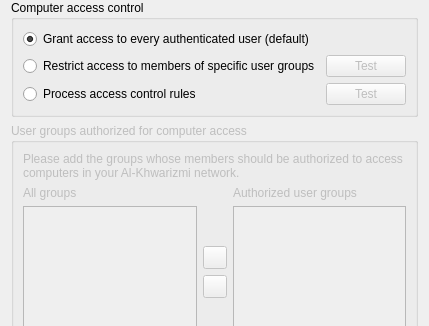
Above: configurator/src/AccessControlPage.ui from khwarizmi-si/veyon before the change; both pictures show x 0 to 429 and y 0 to 326 of the 429 by 639 pixel window. Below: the same form after it.
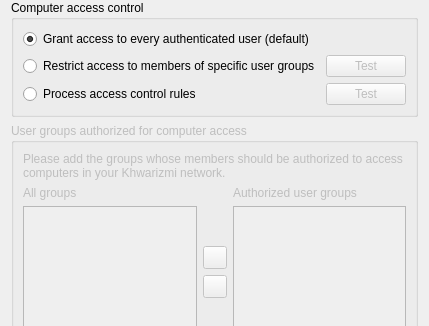
That is the form after the change. Icons and pictures are not drawn.

Commit message:
feat(branding): finalize Khwarizmi rebrand (logo, splash, launchers)
- Rename Al-Khwarizmi -> Khwarizmi (short brand) with
  "Khwarizmi Surveillance System" as the full name (window title, About)
- Replace app icons (core/resources/icon*.png), startup splash, and
  desktop launcher icons (png/svg/xpm/ico) with the Khwarizmi logo
- Rename desktop launchers: Khwarizmi Master / Khwarizmi Configurator
- Add libqca RSA plugin to the Docker dev image
- Stop tracking build/ artifacts; gitignore build/ and install/
- Add source logo (logo-khwarizmi.png)

Diff of the .ui file:
```diff
--- a/configurator/src/AccessControlPage.ui
+++ b/configurator/src/AccessControlPage.ui
@@ -110,7 +110,7 @@
       <item row="0" column="0" colspan="3">
        <widget class="QLabel" name="label_40">
         <property name="text">
-         <string>Please add the groups whose members should be authorized to access computers in your Al-Khwarizmi network.</string>
+         <string>Please add the groups whose members should be authorized to access computers in your Khwarizmi network.</string>
         </property>
         <property name="wordWrap">
          <bool>true</bool>
```
The commit also changes 33 other files.
